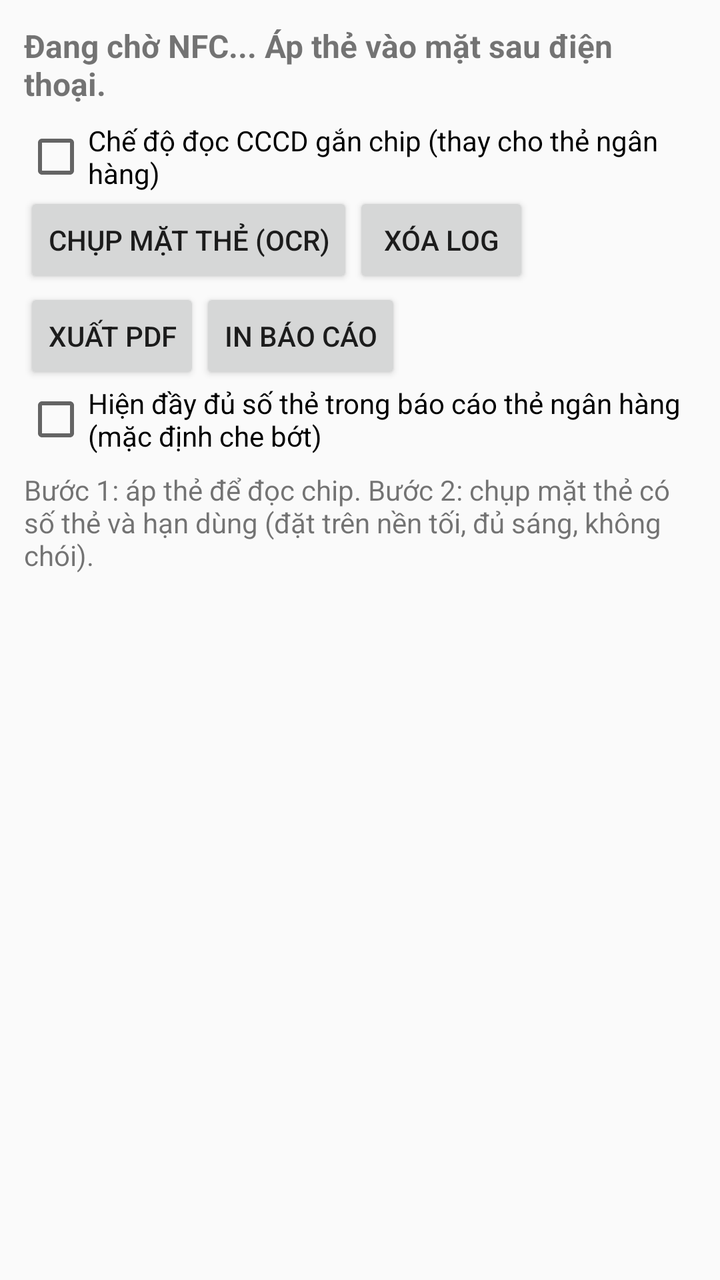
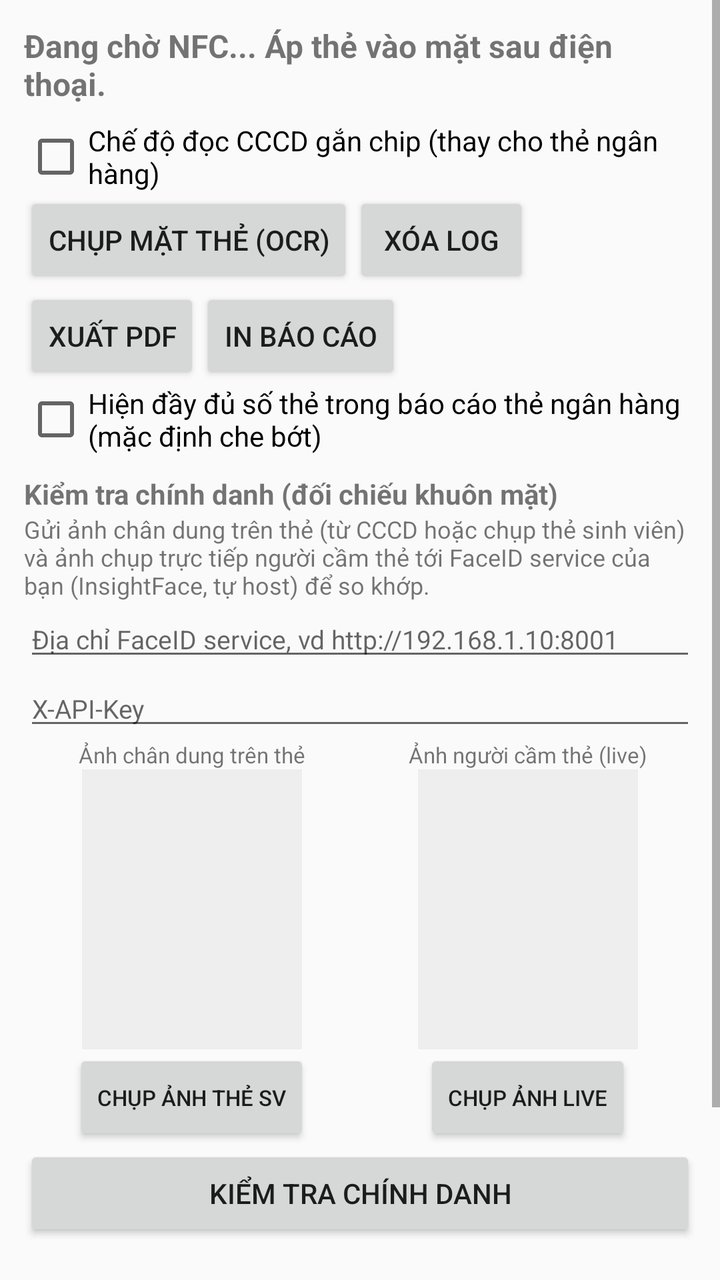

An Android layout rendered at two revisions. The XML below is the earlier revision; the diff shows what the commit changed to produce the second picture.
<!-- AndroidManifest.xml: application theme Theme.EmvReader -->
<!-- res/layout/activity_main.xml -->
<?xml version="1.0" encoding="utf-8"?>
<ScrollView xmlns:android="http://schemas.android.com/apk/res/android"
    android:layout_width="match_parent"
    android:layout_height="match_parent"
    android:fillViewport="true">

    <LinearLayout
        android:layout_width="match_parent"
        android:layout_height="wrap_content"
        android:orientation="vertical"
        android:padding="12dp">

        <TextView
            android:id="@+id/tvStatus"
            android:layout_width="match_parent"
            android:layout_height="wrap_content"
            android:text="Đang chờ NFC... Áp thẻ vào mặt sau điện thoại."
            android:textStyle="bold"
            android:textSize="16sp"
            android:paddingBottom="8dp" />

        <CheckBox
            android:id="@+id/chkCccd"
            android:layout_width="wrap_content"
            android:layout_height="wrap_content"
            android:text="Chế độ đọc CCCD gắn chip (thay cho thẻ ngân hàng)" />

        <LinearLayout
            android:id="@+id/llCccd"
            android:layout_width="match_parent"
            android:layout_height="wrap_content"
            android:orientation="vertical"
            android:visibility="gone">

            <TextView
                android:layout_width="match_parent"
                android:layout_height="wrap_content"
                android:text="Khóa mở thẻ: 3 thông tin in ở dòng MRZ mặt sau CCCD. Dán 2 dòng MRZ đầu rồi bấm Điền, hoặc nhập tay."
                android:textSize="12sp" />

            <Button
                android:id="@+id/btnMrzOcr"
                android:layout_width="wrap_content"
                android:layout_height="wrap_content"
                android:text="Chụp mặt sau CCCD, OCR MRZ tự điền" />

            <EditText
                android:id="@+id/etMrz1"
                android:layout_width="match_parent"
                android:layout_height="wrap_content"
                android:hint="Dòng MRZ 1 (30 ký tự)"
                android:fontFamily="monospace"
                android:inputType="textCapCharacters|textNoSuggestions"
                android:textSize="13sp" />

            <EditText
                android:id="@+id/etMrz2"
                android:layout_width="match_parent"
                android:layout_height="wrap_content"
                android:hint="Dòng MRZ 2 (30 ký tự)"
                android:fontFamily="monospace"
                android:inputType="textCapCharacters|textNoSuggestions"
                android:textSize="13sp" />

            <Button
                android:id="@+id/btnFill"
                android:layout_width="wrap_content"
                android:layout_height="wrap_content"
                android:text="Điền tự động từ MRZ" />

            <EditText
                android:id="@+id/etDoc"
                android:layout_width="match_parent"
                android:layout_height="wrap_content"
                android:hint="Số giấy tờ (9 ký tự trong MRZ dòng 1)"
                android:fontFamily="monospace"
                android:inputType="textCapCharacters|textNoSuggestions" />

            <EditText
                android:id="@+id/etDob"
                android:layout_width="match_parent"
                android:layout_height="wrap_content"
                android:hint="Ngày sinh YYMMDD"
                android:fontFamily="monospace"
                android:inputType="number"
                android:maxLength="6" />

            <EditText
                android:id="@+id/etDoe"
                android:layout_width="match_parent"
                android:layout_height="wrap_content"
                android:hint="Ngày hết hạn YYMMDD"
                android:fontFamily="monospace"
                android:inputType="number"
                android:maxLength="6" />

            <CheckBox
                android:id="@+id/chkExtra"
                android:layout_width="wrap_content"
                android:layout_height="wrap_content"
                android:checked="true"
                android:text="Đọc thêm DG11/DG12/DG13 (thông tin bổ sung)" />

            <CheckBox
                android:id="@+id/chkPhoto"
                android:layout_width="wrap_content"
                android:layout_height="wrap_content"
                android:text="Đọc ảnh chân dung DG2 (chậm hơn)" />

            <ImageView
                android:id="@+id/ivPhoto"
                android:layout_width="160dp"
                android:layout_height="200dp"
                android:scaleType="fitStart"
                android:visibility="gone" />
        </LinearLayout>

        <LinearLayout
            android:layout_width="match_parent"
            android:layout_height="wrap_content"
            android:orientation="horizontal">

            <Button
                android:id="@+id/btnOcr"
                android:layout_width="wrap_content"
                android:layout_height="wrap_content"
                android:text="Chụp mặt thẻ (OCR)" />

            <Button
                android:id="@+id/btnClear"
                android:layout_width="wrap_content"
                android:layout_height="wrap_content"
                android:text="Xóa log" />
        </LinearLayout>

        <LinearLayout
            android:layout_width="match_parent"
            android:layout_height="wrap_content"
            android:orientation="horizontal">

            <Button
                android:id="@+id/btnExport"
                android:layout_width="wrap_content"
                android:layout_height="wrap_content"
                android:text="Xuất PDF" />

            <Button
                android:id="@+id/btnPrint"
                android:layout_width="wrap_content"
                android:layout_height="wrap_content"
                android:text="In báo cáo" />
        </LinearLayout>

        <CheckBox
            android:id="@+id/chkFullPan"
            android:layout_width="wrap_content"
            android:layout_height="wrap_content"
            android:text="Hiện đầy đủ số thẻ trong báo cáo thẻ ngân hàng (mặc định che bớt)" />

        <TextView
            android:id="@+id/tvCompare"
            android:layout_width="match_parent"
            android:layout_height="wrap_content"
            android:paddingTop="8dp"
            android:text="Bước 1: áp thẻ để đọc chip. Bước 2: chụp mặt thẻ có số thẻ và hạn dùng (đặt trên nền tối, đủ sáng, không chói)."
            android:textSize="14sp" />

        <TextView
            android:id="@+id/tvLog"
            android:layout_width="match_parent"
            android:layout_height="wrap_content"
            android:layout_marginTop="8dp"
            android:fontFamily="monospace"
            android:textIsSelectable="true"
            android:textSize="12sp" />
    </LinearLayout>
</ScrollView>
<!-- resources referenced by this layout -->
<resources>
  <style name="Theme.EmvReader" parent="Theme.AppCompat.DayNight.NoActionBar" />
</resources>

<!-- the commit's change to res/layout/activity_main.xml (unified diff, before → after) -->
@@ -158,6 +158,111 @@
             android:text="Hiện đầy đủ số thẻ trong báo cáo thẻ ngân hàng (mặc định che bớt)" />
 
         <TextView
+            android:layout_width="match_parent"
+            android:layout_height="wrap_content"
+            android:layout_marginTop="10dp"
+            android:text="Kiểm tra chính danh (đối chiếu khuôn mặt)"
+            android:textStyle="bold" />
+
+        <TextView
+            android:layout_width="match_parent"
+            android:layout_height="wrap_content"
+            android:text="Gửi ảnh chân dung trên thẻ (từ CCCD hoặc chụp thẻ sinh viên) và ảnh chụp trực tiếp người cầm thẻ tới FaceID service của bạn (InsightFace, tự host) để so khớp."
+            android:textSize="12sp" />
+
+        <EditText
+            android:id="@+id/etFaceUrl"
+            android:layout_width="match_parent"
+            android:layout_height="wrap_content"
+            android:hint="Địa chỉ FaceID service, vd http://192.168.1.10:8001"
+            android:inputType="textUri"
+            android:textSize="13sp" />
+
+        <EditText
+            android:id="@+id/etFaceKey"
+            android:layout_width="match_parent"
+            android:layout_height="wrap_content"
+            android:hint="X-API-Key"
+            android:inputType="textPassword"
+            android:textSize="13sp" />
+
+        <LinearLayout
+            android:layout_width="match_parent"
+            android:layout_height="wrap_content"
+            android:orientation="horizontal">
+
+            <LinearLayout
+                android:layout_width="0dp"
+                android:layout_height="wrap_content"
+                android:layout_weight="1"
+                android:orientation="vertical"
+                android:gravity="center">
+
+                <TextView
+                    android:layout_width="wrap_content"
+                    android:layout_height="wrap_content"
+                    android:text="Ảnh chân dung trên thẻ"
+                    android:textSize="11sp" />
+
+                <ImageView
+                    android:id="@+id/ivRefPhoto"
+                    android:layout_width="110dp"
+                    android:layout_height="140dp"
+                    android:scaleType="centerCrop"
+                    android:background="#EEEEEE" />
+
+                <Button
+                    android:id="@+id/btnCaptureRef"
+                    android:layout_width="wrap_content"
+                    android:layout_height="wrap_content"
+                    android:textSize="11sp"
+                    android:text="Chụp ảnh thẻ SV" />
+            </LinearLayout>
+
+            <LinearLayout
+                android:layout_width="0dp"
+                android:layout_height="wrap_content"
+                android:layout_weight="1"
+                android:orientation="vertical"
+                android:gravity="center">
+
+                <TextView
+                    android:layout_width="wrap_content"
+                    android:layout_height="wrap_content"
+                    android:text="Ảnh người cầm thẻ (live)"
+                    android:textSize="11sp" />
+
+                <ImageView
+                    android:id="@+id/ivLivePhoto"
+                    android:layout_width="110dp"
+                    android:layout_height="140dp"
+                    android:scaleType="centerCrop"
+                    android:background="#EEEEEE" />
+
+                <Button
+                    android:id="@+id/btnCaptureLive"
+                    android:layout_width="wrap_content"
+                    android:layout_height="wrap_content"
+                    android:textSize="11sp"
+                    android:text="Chụp ảnh live" />
+            </LinearLayout>
+        </LinearLayout>
+
+        <Button
+            android:id="@+id/btnVerifyFace"
+            android:layout_width="match_parent"
+            android:layout_height="wrap_content"
+            android:text="Kiểm tra chính danh" />
+
+        <TextView
+            android:id="@+id/tvFaceResult"
+            android:layout_width="match_parent"
+            android:layout_height="wrap_content"
+            android:paddingTop="4dp"
+            android:textSize="14sp"
+            android:textStyle="bold" />
+
+        <TextView
             android:id="@+id/tvCompare"
             android:layout_width="match_parent"
             android:layout_height="wrap_content"
